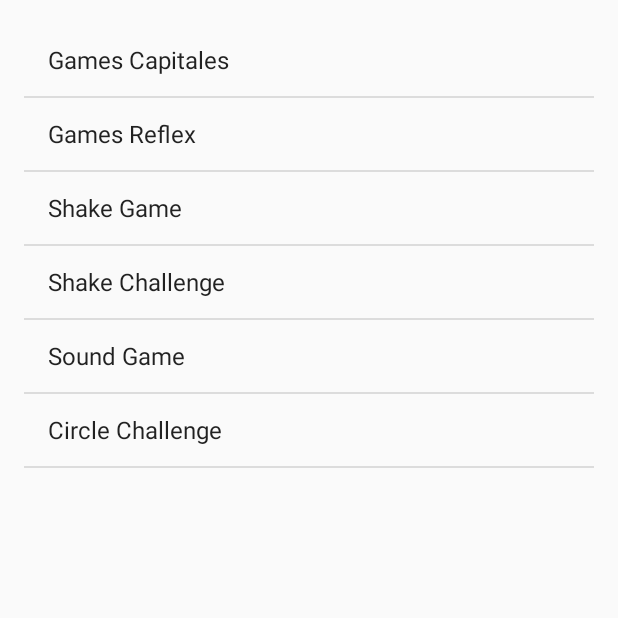
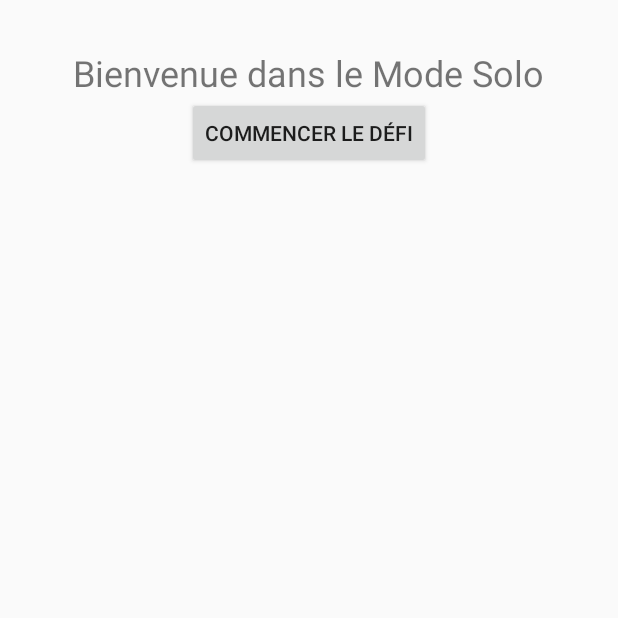
Before and after one commit to bao1350/Project_ProgMobile, an Android app built with Jetpack Compose: the screen it shows after launch (MiniGamesActivity before the commit, SoloMode after it), after a tap on "MODE SOLO", on a phone screen of 412 x 824 dp, the top half of it. Run offline under Robolectric (Android 15) with nearby library versions, the phone set to English and light mode, and no system bars.

Commit message:
Mode Solo Fonctionnelle sans musique

```diff
--- a/app/src/main/java/com/example/project_progmobile/DifficultiesMode.kt
+++ b/app/src/main/java/com/example/project_progmobile/Games/DifficultiesMode.kt
@@ -1,9 +1,10 @@
-package com.example.project_progmobile
+package com.example.project_progmobile.Games
 
 import android.content.Intent
 import android.os.Bundle
 import android.widget.Button
 import androidx.activity.ComponentActivity
+import com.example.project_progmobile.R
 
 
 class DifficultiesMode : ComponentActivity() {
--- a/app/src/main/java/com/example/project_progmobile/MotionGame.kt
+++ b/app/src/main/java/com/example/project_progmobile/Games/MotionGame.kt
@@ -1,10 +1,10 @@
-package com.example.project_progmobile
+package com.example.project_progmobile.Games
 import android.os.Bundle
 import android.view.MotionEvent
 import android.view.View
 import android.widget.ImageView
 import androidx.activity.ComponentActivity
-import androidx.appcompat.app.AppCompatActivity
+import com.example.project_progmobile.R
 
 class MotionGame : ComponentActivity() {
 
--- a/app/src/main/java/com/example/project_progmobile/MainActivity.kt
+++ b/app/src/main/java/com/example/project_progmobile/MainActivity.kt
@@ -4,11 +4,7 @@ import android.content.Intent
 import android.os.Bundle
 import android.widget.Button
 import androidx.activity.ComponentActivity
-import androidx.compose.material3.Text
-import androidx.compose.runtime.Composable
-import androidx.compose.ui.Modifier
-import androidx.compose.ui.tooling.preview.Preview
-import com.example.project_progmobile.ui.theme.Project_ProgMobileTheme
+import com.example.project_progmobile.modeSolo.SoloMode
 
 class MainActivity : ComponentActivity() {
     override fun onCreate(savedInstanceState: Bundle?) {
@@ -17,14 +13,19 @@ class MainActivity : ComponentActivity() {
         val btnSolo = findViewById<Button>(R.id.btnSolo)
        //val btnMultiplayer = findViewById<Button>(R.id.btnMultiplayer)
         val btnTraining = findViewById<Button>(R.id.btnTraining)
+        val btnMulti = findViewById<Button>(R.id.btnMultiplayer)
 
         // Définition des listeners de clic pour chaque bouton
         btnSolo.setOnClickListener {
-            // Démarrage de l'activité SoloModeActivity
-            startActivity(Intent(this, MiniGamesActivity::class.java))
+            startActivity(Intent(this, SoloMode::class.java))
+
         }
         btnTraining.setOnClickListener {
-            startActivity(Intent(this, TrainingModeActivity::class.java))
+            startActivity(Intent(this, MiniGamesActivity::class.java))
+
+        }
+        btnMulti.setOnClickListener {
+            startActivity(Intent(this, BluetoothDiscoveryActivity::class.java))
 
         }
 
--- a/app/src/main/java/com/example/project_progmobile/MiniGamesActivity.kt
+++ b/app/src/main/java/com/example/project_progmobile/MiniGamesActivity.kt
@@ -5,12 +5,17 @@ import android.os.Bundle
 import android.widget.ArrayAdapter
 import android.widget.ListView
 import androidx.activity.ComponentActivity
+import com.example.project_progmobile.Games.DifficultiesMode
+import com.example.project_progmobile.Games.MotionGame
+import com.example.project_progmobile.Games.ReflexGames
+import com.example.project_progmobile.Games.ShakeChallengeActivity
+import com.example.project_progmobile.Games.TickGameActivity
 
 class MiniGamesActivity : ComponentActivity() {
     private val miniGames = arrayOf(
         "Games Capitales",
         "Games Reflex",
-        "Shake Game ",
+        "Tick Game ",
         "Shake Challenge ",
         "Sound Game",
         "Circle Challenge"
@@ -29,11 +34,11 @@ class MiniGamesActivity : ComponentActivity() {
         listView.setOnItemClickListener { _, _, position, _ ->
             when (position) {
                 0 -> startActivity(Intent(this, DifficultiesMode::class.java))
-                1->startActivity(Intent(this,ReflexGames::class.java))
-                2->startActivity(Intent(this,TickGameActivity::class.java))
-                3->startActivity((Intent(this,ShakeChallengeActivity::class.java)))
+                1->startActivity(Intent(this, ReflexGames::class.java))
+                2->startActivity(Intent(this, TickGameActivity::class.java))
+                3->startActivity((Intent(this, ShakeChallengeActivity::class.java)))
                 //4->startActivity(Intent(this,SoundGame::class.java))
-                5->startActivity((Intent(this,MotionGame::class.java)))
+                5->startActivity((Intent(this, MotionGame::class.java)))
 
 
 
--- /dev/null
+++ b/app/src/main/java/com/example/project_progmobile/modeSolo/SoloMode.kt
@@ -0,0 +1,132 @@
+package com.example.project_progmobile.modeSolo
+
+import android.content.Intent
+import android.os.Bundle
+import android.view.View
+import android.widget.Button
+import android.widget.TextView
+import androidx.activity.ComponentActivity
+import com.example.project_progmobile.Games.GamesCapitales1
+import com.example.project_progmobile.Games.ShakeChallengeActivity
+import com.example.project_progmobile.Games.TickGameActivity
+import com.example.project_progmobile.Games.ReflexGames
+import com.example.project_progmobile.MainActivity
+import com.example.project_progmobile.R
+
+class SoloMode : ComponentActivity() {
+
+    private lateinit var btnStartChallenge: Button
+    private lateinit var btnNextChallenge: Button
+    private lateinit var textViewExplanation: TextView
+    private lateinit var textViewTitle: TextView
+    private var selectedGame: Class<*>? = null
+
+    private var successfulChallenges = 0
+
+    override fun onCreate(savedInstanceState: Bundle?) {
+        super.onCreate(savedInstanceState)
+        setContentView(R.layout.activity_solo_mode)
+
+        btnStartChallenge = findViewById(R.id.btnStartChallenge)
+        btnNextChallenge = findViewById(R.id.btnNextChallenge)
+        textViewExplanation = findViewById(R.id.textViewExplanation)
+        textViewTitle = findViewById(R.id.textViewTitle)
+
+        btnStartChallenge.setOnClickListener {
+            startRandomChallenge()
+            btnStartChallenge.isEnabled = false // Désactiver le bouton de démarrage pendant le défi
+        }
+
+        btnNextChallenge.setOnClickListener {
+            startRandomChallenge()
+            btnNextChallenge.visibility = View.INVISIBLE // Cacher le bouton après le clic
+            textViewExplanation.text = "" // Effacer le message d'explication
+        }
+    }
+
+
+         val availableGames = mutableListOf<Class<*>>(
+            GamesCapitales1::class.java,
+            ReflexGames::class.java,
+            TickGameActivity::class.java,
+            ShakeChallengeActivity::class.java
+        )
+        //selectedGame = availableGames.random()
+        //startActivityForResult(Intent(this, selectedGame), REQUEST_CODE_CHALLENGE)
+    private fun startRandomChallenge() {
+        // Vérifier s'il reste des jeux disponibles
+
+        // Sélectionner un jeu aléatoire parmi les jeux disponibles restants
+        selectedGame = availableGames.random()
+
+        // Retirer le jeu sélectionné de la liste des jeux disponibles
+        availableGames.remove(selectedGame)
+
+        startActivityForResult(Intent(this, selectedGame), REQUEST_CODE_CHALLENGE)
+    }
+
+    override fun onActivityResult(requestCode: Int, resultCode: Int, data: Intent?) {
+        super.onActivityResult(requestCode, resultCode, data)
+        if (requestCode == REQUEST_CODE_CHALLENGE && resultCode == RESULT_OK) {
+            val score = data?.getIntExtra("score", 0) ?: 0
+            val reactionTime = data?.getLongExtra("reactionTime", 0) ?: 0
+
+            when (selectedGame) {
+                GamesCapitales1::class.java -> {
+                    if (score > 10000) {
+                        showNextChallengeButton()
+                    } else {
+                        handleGameLoss()
+                    }
+                }
+                ReflexGames::class.java -> {
+                    if (reactionTime < 400) {
+                        showNextChallengeButton()
+                    } else {
+                        handleGameLoss()
+                    }
+                }
+                TickGameActivity::class.java -> {
+                    if (score > 50) {
+                        showNextChallengeButton()
+                    } else {
+                        handleGameLoss()
+                    }
+                }
+                ShakeChallengeActivity::class.java -> {
+                    if (score > 10) {
+                        showNextChallengeButton()
+                    } else {
+                        handleGameLoss()
+                    }
+                }
+            }
+        }
+    }
+
+    private fun showNextChallengeButton() {
+        successfulChallenges++
+        if (successfulChallenges >= 3) {
+            // Afficher l'écran de victoire lorsque le joueur réussit trois défis
+            setContentView(R.layout.win_screen)
+            return
+        }
+
+        // Afficher le bouton pour le défi suivant comme avant
+        btnNextChallenge.visibility = View.VISIBLE
+        textViewExplanation.text = "Vous avez réussi le défi! Passez au suivant."
+        btnStartChallenge.visibility = View.INVISIBLE
+        textViewExplanation.visibility = View.VISIBLE
+        btnNextChallenge.visibility = View.VISIBLE
+        textViewTitle.visibility = View.INVISIBLE
+    }
+
+    private fun handleGameLoss() {
+        // Afficher l'écran de fin du jeu avec le texte "Game Over"
+        setContentView(R.layout.game_over_screen)
+    }
+
+    companion object {
+        private const val REQUEST_CODE_CHALLENGE = 100
+    }
+}
--- a/app/src/main/res/layout/activity_reflex_games.xml
+++ b/app/src/main/res/layout/activity_reflex_games.xml
@@ -3,7 +3,7 @@
     xmlns:tools="http://schemas.android.com/tools"
     android:layout_width="match_parent"
     android:layout_height="match_parent"
-    tools:context=".ReflexGames">
+    tools:context=".Games.ReflexGames">
 
     <Button
         android:id="@+id/startButton"
--- a/app/src/main/res/layout/activity_shake_challenge.xml
+++ b/app/src/main/res/layout/activity_shake_challenge.xml
@@ -3,7 +3,7 @@
     xmlns:tools="http://schemas.android.com/tools"
     android:layout_width="match_parent"
     android:layout_height="match_parent"
-    tools:context=".ShakeChallengeActivity">
+    tools:context=".Games.ShakeChallengeActivity">
 
     <Button
         android:id="@+id/startButton"
--- /dev/null
+++ b/app/src/main/res/layout/activity_solo_mode.xml
@@ -0,0 +1,46 @@
+<RelativeLayout xmlns:android="http://schemas.android.com/apk/res/android"
+    android:id="@+id/activity_solo_mode"
+    android:layout_width="match_parent"
+    android:layout_height="match_parent"
+    android:padding="16dp">
+
+    <TextView
+        android:id="@+id/textViewTitle"
+        android:layout_width="wrap_content"
+        android:layout_height="wrap_content"
+        android:text="Bienvenue dans le Mode Solo"
+        android:textSize="24sp"
+        android:layout_centerHorizontal="true"
+        android:layout_marginTop="16dp"
+        android:visibility="visible"/> <!-- Désactivation du texte Bienvenue dans le Mode Solo -->
+
+    <Button
+        android:id="@+id/btnStartChallenge"
+        android:layout_width="wrap_content"
+        android:layout_height="wrap_content"
+        android:text="Commencer le défi"
+        android:layout_below="@id/textViewTitle"
+        android:layout_centerHorizontal="true"
+        android:visibility="visible"/> <!-- Le bouton est visible par défaut -->
+
+    <Button
+        android:id="@+id/btnNextChallenge"
+        android:layout_width="wrap_content"
+        android:layout_height="wrap_content"
+        android:text="Commencer le prochain défi"
+        android:textSize="18sp"
+        android:layout_below="@id/textViewExplanation"
+        android:layout_centerHorizontal="true"
+        android:visibility="invisible" />
+
+    <TextView
+        android:id="@+id/textViewExplanation"
+        android:layout_width="wrap_content"
+        android:layout_height="wrap_content"
+        android:text=""
+        android:textSize="18sp"
+        android:layout_below="@id/btnStartChallenge"
+        android:layout_centerHorizontal="true"
+        android:layout_marginTop="16dp"/>
+
+</RelativeLayout>
```
Also changed, not shown: app/src/main/AndroidManifest.xml (+17 -10 lines), app/src/main/java/com/example/project_progmobile/Games/GamesCapitales1.kt (renamed from app/src/main/java/com/example/project_progmobile/GamesCapitales1.kt, +9 -2 lines), app/src/main/java/com/example/project_progmobile/Games/ReflexGames.kt (renamed from app/src/main/java/com/example/project_progmobile/ReflexGames.kt, +17 -8 lines), app/src/main/java/com/example/project_progmobile/Games/ShakeChallengeActivity.kt (renamed from app/src/main/java/com/example/project_progmobile/ShakeChallengeActivity.kt, +9 -2 lines), app/src/main/java/com/example/project_progmobile/Games/TickGameActivity.kt (renamed from app/src/main/java/com/example/project_progmobile/TickGameActivity.kt, +10 -2 lines), app/src/main/java/com/example/project_progmobile/TrainingModeActivity.kt (deleted, +0 -34 lines), app/src/main/res/layout/game_over_screen.xml (added, +14 -0 lines), app/src/main/res/layout/win_screen.xml (added, +15 -0 lines).
